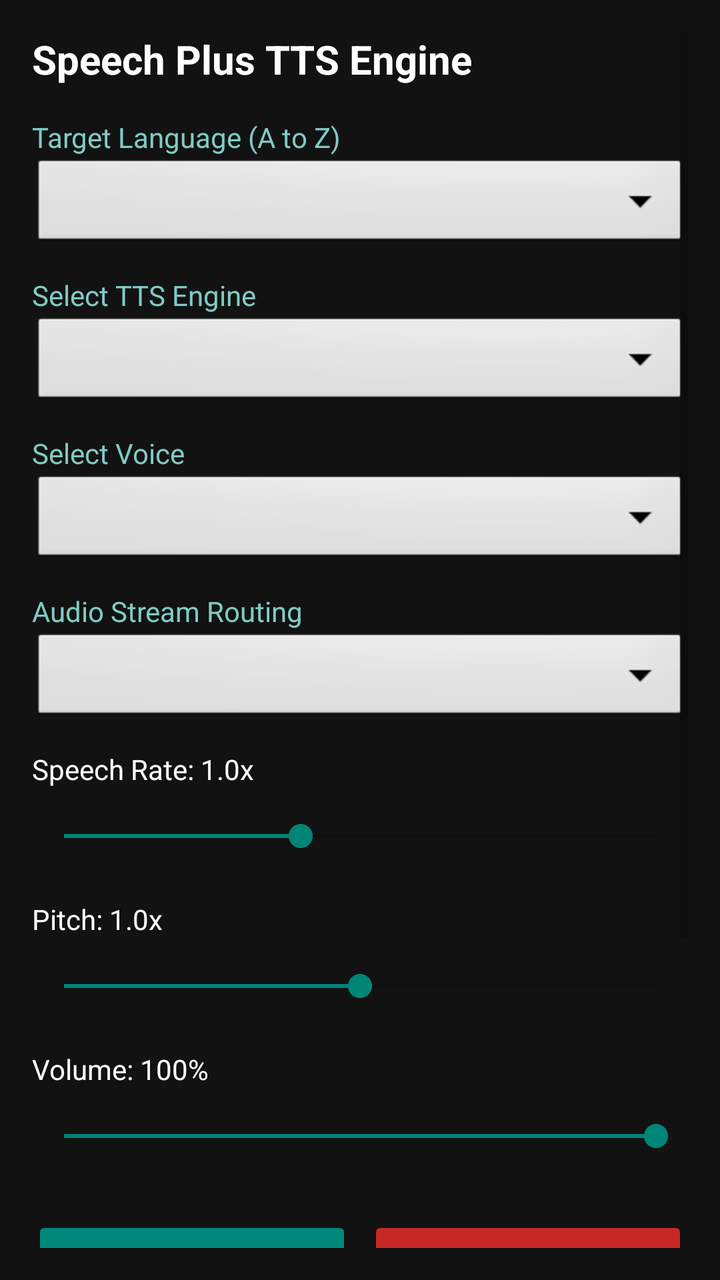
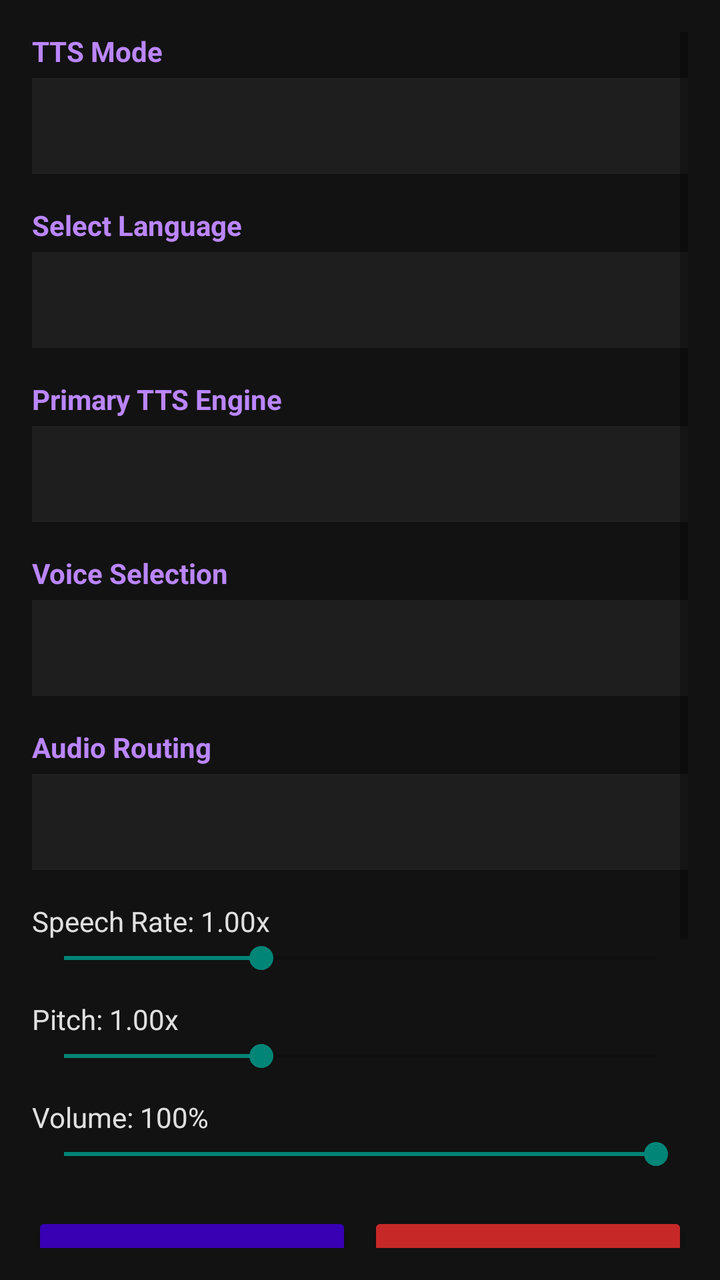

Before-and-after screenshots of an Android layout around one commit, followed by the original layout XML and the change that was made.
<!-- AndroidManifest.xml: application theme Theme.AppCompat.DayNight.NoActionBar -->
<!-- res/layout/activity_main.xml -->
<?xml version="1.0" encoding="utf-8"?>
<ScrollView xmlns:android="http://schemas.android.com/apk/res/android"
    android:layout_width="match_parent"
    android:layout_height="match_parent"
    android:background="#121212"
    android:padding="16dp">

    <LinearLayout
        android:layout_width="match_parent"
        android:layout_height="wrap_content"
        android:orientation="vertical">

        <TextView
            android:layout_width="wrap_content"
            android:layout_height="wrap_content"
            android:text="Speech Plus TTS Engine"
            android:textColor="#FFFFFF"
            android:textSize="20sp"
            android:textStyle="bold"
            android:layout_marginBottom="16dp" />

        
        <TextView
            android:layout_width="wrap_content"
            android:layout_height="wrap_content"
            android:text="Target Language (A to Z)"
            android:textColor="#80CBC4"
            android:textSize="14sp" />

        <Spinner
            android:id="@+id/spinnerLanguages"
            android:layout_width="match_parent"
            android:layout_height="48dp"
            android:background="@android:drawable/btn_dropdown"
            android:layout_marginBottom="12dp" />

        
        <TextView
            android:layout_width="wrap_content"
            android:layout_height="wrap_content"
            android:text="Select TTS Engine"
            android:textColor="#80CBC4"
            android:textSize="14sp" />

        <Spinner
            android:id="@+id/spinnerEngines"
            android:layout_width="match_parent"
            android:layout_height="48dp"
            android:background="@android:drawable/btn_dropdown"
            android:layout_marginBottom="12dp" />

        
        <TextView
            android:layout_width="wrap_content"
            android:layout_height="wrap_content"
            android:text="Select Voice"
            android:textColor="#80CBC4"
            android:textSize="14sp" />

        <Spinner
            android:id="@+id/spinnerVoices"
            android:layout_width="match_parent"
            android:layout_height="48dp"
            android:background="@android:drawable/btn_dropdown"
            android:layout_marginBottom="12dp" />

        
        <TextView
            android:layout_width="wrap_content"
            android:layout_height="wrap_content"
            android:text="Audio Stream Routing"
            android:textColor="#80CBC4"
            android:textSize="14sp" />

        <Spinner
            android:id="@+id/spinnerAudioRouting"
            android:layout_width="match_parent"
            android:layout_height="48dp"
            android:background="@android:drawable/btn_dropdown"
            android:layout_marginBottom="12dp" />

        
        <TextView
            android:id="@+id/lblRate"
            android:layout_width="wrap_content"
            android:layout_height="wrap_content"
            android:text="Speech Rate: 1.0x"
            android:textColor="#FFFFFF" />

        <SeekBar
            android:id="@+id/seekRate"
            android:layout_width="match_parent"
            android:layout_height="48dp"
            android:max="25"
            android:progress="10"
            android:contentDescription="Speech Rate"
            android:layout_marginBottom="8dp" />

        
        <TextView
            android:id="@+id/lblPitch"
            android:layout_width="wrap_content"
            android:layout_height="wrap_content"
            android:text="Pitch: 1.0x"
            android:textColor="#FFFFFF" />

        <SeekBar
            android:id="@+id/seekPitch"
            android:layout_width="match_parent"
            android:layout_height="48dp"
            android:max="20"
            android:progress="10"
            android:contentDescription="Pitch"
            android:layout_marginBottom="8dp" />

        
        <TextView
            android:id="@+id/lblVolume"
            android:layout_width="wrap_content"
            android:layout_height="wrap_content"
            android:text="Volume: 100%"
            android:textColor="#FFFFFF" />

        <SeekBar
            android:id="@+id/seekVolume"
            android:layout_width="match_parent"
            android:layout_height="48dp"
            android:max="100"
            android:progress="100"
            android:contentDescription="Volume"
            android:layout_marginBottom="16dp" />

        
        <LinearLayout
            android:layout_width="match_parent"
            android:layout_height="wrap_content"
            android:orientation="horizontal"
            android:weightSum="2"
            android:layout_marginBottom="12dp">

            <Button
                android:id="@+id/btnTestVoice"
                android:layout_width="0dp"
                android:layout_height="48dp"
                android:layout_weight="1"
                android:text="TEST VOICE"
                android:backgroundTint="#00897B"
                android:textColor="#FFFFFF"
                android:layout_marginEnd="4dp" />

            <Button
                android:id="@+id/btnStopSpeaking"
                android:layout_width="0dp"
                android:layout_height="48dp"
                android:layout_weight="1"
                android:text="STOP"
                android:backgroundTint="#C62828"
                android:textColor="#FFFFFF"
                android:layout_marginStart="4dp" />
        </LinearLayout>

        
        <Button
            android:id="@+id/btnSaveSettings"
            android:layout_width="match_parent"
            android:layout_height="48dp"
            android:text="SAVE SETTINGS"
            android:backgroundTint="#2E7D32"
            android:textColor="#FFFFFF"
            android:layout_marginBottom="12dp" />

        
        <Button
            android:id="@+id/btnCheckUpdate"
            android:layout_width="match_parent"
            android:layout_height="48dp"
            android:text="CHECK FOR UPDATES"
            android:backgroundTint="#1565C0"
            android:textColor="#FFFFFF"
            android:layout_marginBottom="12dp" />

        
        <Button
            android:id="@+id/btnAbout"
            android:layout_width="match_parent"
            android:layout_height="48dp"
            android:text="ABOUT SPEECH PLUS"
            android:backgroundTint="#37474F"
            android:textColor="#FFFFFF"
            android:layout_marginBottom="24dp" />

    </LinearLayout>
</ScrollView>
<!-- resources referenced by this layout -->
<resources>

</resources>

<!-- the commit's change to res/layout/activity_main.xml (unified diff, before → after) -->
@@ -10,132 +10,145 @@
         android:layout_height="wrap_content"
         android:orientation="vertical">
 
-        <TextView
-            android:layout_width="wrap_content"
-            android:layout_height="wrap_content"
-            android:text="Speech Plus TTS Engine"
-            android:textColor="#FFFFFF"
-            android:textSize="20sp"
-            android:textStyle="bold"
-            android:layout_marginBottom="16dp" />
-
-        
-        <TextView
-            android:layout_width="wrap_content"
-            android:layout_height="wrap_content"
-            android:text="Target Language (A to Z)"
-            android:textColor="#80CBC4"
+        
+        <TextView
+            android:layout_width="wrap_content"
+            android:layout_height="wrap_content"
+            android:text="TTS Mode"
+            android:textColor="#BB86FC"
+            android:textSize="14sp"
+            android:textStyle="bold"
+            android:layout_marginBottom="4dp" />
+
+        <Spinner
+            android:id="@+id/spinnerModes"
+            android:layout_width="match_parent"
+            android:layout_height="48dp"
+            android:background="#1E1E1E"
+            android:layout_marginBottom="16dp" />
+
+        
+        <TextView
+            android:layout_width="wrap_content"
+            android:layout_height="wrap_content"
+            android:text="Select Language"
+            android:textColor="#BB86FC"
+            android:textSize="14sp"
+            android:textStyle="bold"
+            android:layout_marginBottom="4dp" />
+
+        <Spinner
+            android:id="@+id/spinnerLanguages"
+            android:layout_width="match_parent"
+            android:layout_height="48dp"
+            android:background="#1E1E1E"
+            android:layout_marginBottom="16dp" />
+
+        
+        <TextView
+            android:layout_width="wrap_content"
+            android:layout_height="wrap_content"
+            android:text="Primary TTS Engine"
+            android:textColor="#BB86FC"
+            android:textSize="14sp"
+            android:textStyle="bold"
+            android:layout_marginBottom="4dp" />
+
+        <Spinner
+            android:id="@+id/spinnerEngines"
+            android:layout_width="match_parent"
+            android:layout_height="48dp"
+            android:background="#1E1E1E"
+            android:layout_marginBottom="16dp" />
+
+        
+        <TextView
+            android:layout_width="wrap_content"
+            android:layout_height="wrap_content"
+            android:text="Voice Selection"
+            android:textColor="#BB86FC"
+            android:textSize="14sp"
+            android:textStyle="bold"
+            android:layout_marginBottom="4dp" />
+
+        <Spinner
+            android:id="@+id/spinnerVoices"
+            android:layout_width="match_parent"
+            android:layout_height="48dp"
+            android:background="#1E1E1E"
+            android:layout_marginBottom="16dp" />
+
+        
+        <TextView
+            android:layout_width="wrap_content"
+            android:layout_height="wrap_content"
+            android:text="Audio Routing"
+            android:textColor="#BB86FC"
+            android:textSize="14sp"
+            android:textStyle="bold"
+            android:layout_marginBottom="4dp" />
+
+        <Spinner
+            android:id="@+id/spinnerAudioRouting"
+            android:layout_width="match_parent"
+            android:layout_height="48dp"
+            android:background="#1E1E1E"
+            android:layout_marginBottom="16dp" />
+
+        
+        <TextView
+            android:id="@+id/lblRate"
+            android:layout_width="wrap_content"
+            android:layout_height="wrap_content"
+            android:text="Speech Rate: 1.00x"
+            android:textColor="#E0E0E0"
             android:textSize="14sp" />
-
-        <Spinner
-            android:id="@+id/spinnerLanguages"
-            android:layout_width="match_parent"
-            android:layout_height="48dp"
-            android:background="@android:drawable/btn_dropdown"
-            android:layout_marginBottom="12dp" />
-
-        
-        <TextView
-            android:layout_width="wrap_content"
-            android:layout_height="wrap_content"
-            android:text="Select TTS Engine"
-            android:textColor="#80CBC4"
-            android:textSize="14sp" />
-
-        <Spinner
-            android:id="@+id/spinnerEngines"
-            android:layout_width="match_parent"
-            android:layout_height="48dp"
-            android:background="@android:drawable/btn_dropdown"
-            android:layout_marginBottom="12dp" />
-
-        
-        <TextView
-            android:layout_width="wrap_content"
-            android:layout_height="wrap_content"
-            android:text="Select Voice"
-            android:textColor="#80CBC4"
-            android:textSize="14sp" />
-
-        <Spinner
-            android:id="@+id/spinnerVoices"
-            android:layout_width="match_parent"
-            android:layout_height="48dp"
-            android:background="@android:drawable/btn_dropdown"
-            android:layout_marginBottom="12dp" />
-
-        
-        <TextView
-            android:layout_width="wrap_content"
-            android:layout_height="wrap_content"
-            android:text="Audio Stream Routing"
-            android:textColor="#80CBC4"
-            android:textSize="14sp" />
-
-        <Spinner
-            android:id="@+id/spinnerAudioRouting"
-            android:layout_width="match_parent"
-            android:layout_height="48dp"
-            android:background="@android:drawable/btn_dropdown"
-            android:layout_marginBottom="12dp" />
-
-        
-        <TextView
-            android:id="@+id/lblRate"
-            android:layout_width="wrap_content"
-            android:layout_height="wrap_content"
-            android:text="Speech Rate: 1.0x"
-            android:textColor="#FFFFFF" />
 
         <SeekBar
             android:id="@+id/seekRate"
             android:layout_width="match_parent"
-            android:layout_height="48dp"
-            android:max="25"
-            android:progress="10"
-            android:contentDescription="Speech Rate"
-            android:layout_marginBottom="8dp" />
-
-        
+            android:layout_height="wrap_content"
+            android:max="150"
+            android:progress="50"
+            android:layout_marginBottom="12dp" />
+
         <TextView
             android:id="@+id/lblPitch"
             android:layout_width="wrap_content"
             android:layout_height="wrap_content"
-            android:text="Pitch: 1.0x"
-            android:textColor="#FFFFFF" />
+            android:text="Pitch: 1.00x"
+            android:textColor="#E0E0E0"
+            android:textSize="14sp" />
 
         <SeekBar
             android:id="@+id/seekPitch"
             android:layout_width="match_parent"
-            android:layout_height="48dp"
-            android:max="20"
-            android:progress="10"
-            android:contentDescription="Pitch"
-            android:layout_marginBottom="8dp" />
-
-        
+            android:layout_height="wrap_content"
+            android:max="150"
+            android:progress="50"
+            android:layout_marginBottom="12dp" />
+
         <TextView
             android:id="@+id/lblVolume"
             android:layout_width="wrap_content"
             android:layout_height="wrap_content"
             android:text="Volume: 100%"
-            android:textColor="#FFFFFF" />
+            android:textColor="#E0E0E0"
+            android:textSize="14sp" />
 
         <SeekBar
             android:id="@+id/seekVolume"
             android:layout_width="match_parent"
-            android:layout_height="48dp"
+            android:layout_height="wrap_content"
             android:max="100"
             android:progress="100"
-            android:contentDescription="Volume"
-            android:layout_marginBottom="16dp" />
+            android:layout_marginBottom="20dp" />
 
         
         <LinearLayout
             android:layout_width="match_parent"
             android:layout_height="wrap_content"
             android:orientation="horizontal"
-            android:weightSum="2"
             android:layout_marginBottom="12dp">
 
             <Button
@@ -144,7 +157,7 @@
                 android:layout_height="48dp"
                 android:layout_weight="1"
                 android:text="TEST VOICE"
-                android:backgroundTint="#00897B"
+                android:backgroundTint="#3700B3"
                 android:textColor="#FFFFFF"
                 android:layout_marginEnd="4dp" />
 
@@ -159,7 +172,6 @@
                 android:layout_marginStart="4dp" />
         </LinearLayout>
 
-        
         <Button
             android:id="@+id/btnSaveSettings"
             android:layout_width="match_parent"
@@ -169,7 +181,6 @@
             android:textColor="#FFFFFF"
             android:layout_marginBottom="12dp" />
 
-        
         <Button
             android:id="@+id/btnCheckUpdate"
             android:layout_width="match_parent"
@@ -179,7 +190,6 @@
             android:textColor="#FFFFFF"
             android:layout_marginBottom="12dp" />
 
-        
         <Button
             android:id="@+id/btnAbout"
             android:layout_width="match_parent"
